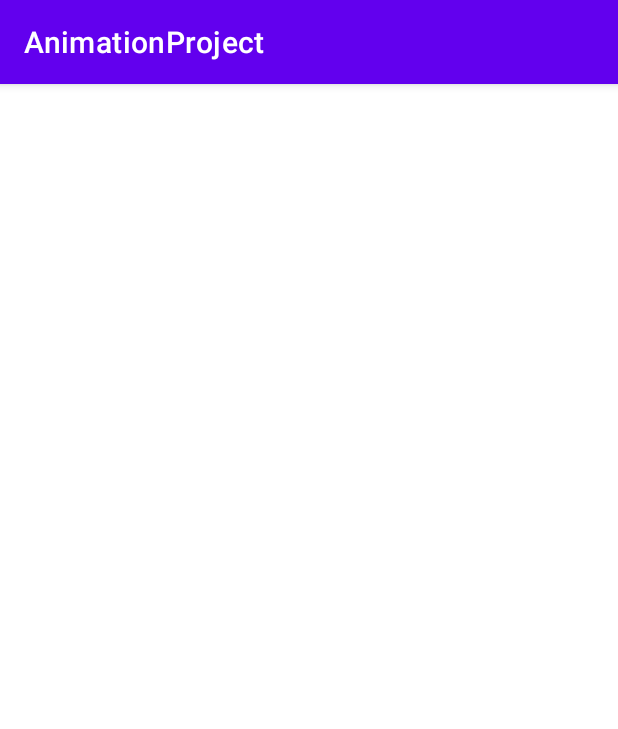
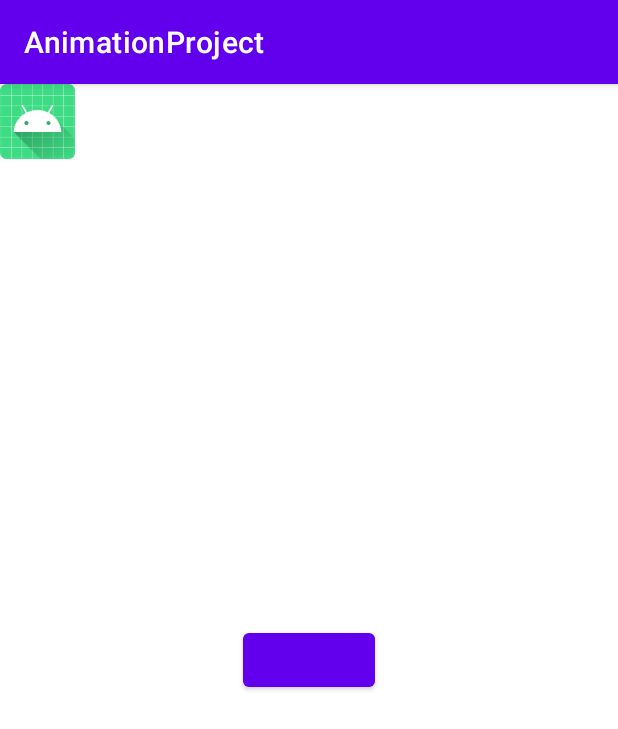
Before and after one commit to Zafnakhairunnisa/AnimationProject, an Android app: the screen it shows after launch (MainActivity), on a phone screen of 412 x 824 dp. Shown: the top 729 px of the screen. Run offline under Robolectric (Android 15) with nearby library versions, the phone set to English and light mode, and no system bars.

Commit message:
initial commit

```diff
--- a/app/src/main/java/com/example/animationproject/MainActivity.java
+++ b/app/src/main/java/com/example/animationproject/MainActivity.java
@@ -2,13 +2,35 @@ package com.example.animationproject;
 
 import androidx.appcompat.app.AppCompatActivity;
 
+import android.animation.ObjectAnimator;
 import android.os.Bundle;
+import android.view.View;
+import android.widget.Button;
+import android.widget.ImageView;
 
 public class MainActivity extends AppCompatActivity {
+
+    ObjectAnimator mAnimator;
+
 
     @Override
     protected void onCreate(Bundle savedInstanceState) {
         super.onCreate(savedInstanceState);
         setContentView(R.layout.activity_main);
+
+        ImageView imgView = findViewById(R.id.image);
+        Button btn = findViewById(R.id.btn_animate);
+
+//        mAnimator = ObjectAnimator.ofFloat(imgView, "x", 300);
+
+        mAnimator = ObjectAnimator.ofFloat(imgView, "y", 1200);
+
+        btn.setOnClickListener(new View.OnClickListener() {
+            @Override
+            public void onClick(View v) {
+                mAnimator.setDuration(1000);
+                mAnimator.start();
+            }
+        });
     }
 }
--- a/app/src/main/res/layout/activity_main.xml
+++ b/app/src/main/res/layout/activity_main.xml
@@ -1,18 +1,32 @@
 <?xml version="1.0" encoding="utf-8"?>
-<androidx.constraintlayout.widget.ConstraintLayout xmlns:android="http://schemas.android.com/apk/res/android"
+<RelativeLayout xmlns:android="http://schemas.android.com/apk/res/android"
     xmlns:app="http://schemas.android.com/apk/res-auto"
     xmlns:tools="http://schemas.android.com/tools"
     android:layout_width="match_parent"
     android:layout_height="match_parent"
     tools:context=".MainActivity">
 
-    <com.example.animationproject.PulseAnimationView
-        android:layout_width="match_parent"
-        android:layout_height="match_parent"
-        android:text="Hello World!"
-        app:layout_constraintBottom_toBottomOf="parent"
-        app:layout_constraintEnd_toEndOf="parent"
-        app:layout_constraintStart_toStartOf="parent"
-        app:layout_constraintTop_toTopOf="parent" />
+<!--    <com.example.animationproject.PulseAnimationView-->
+<!--        android:layout_width="match_parent"-->
+<!--        android:layout_height="match_parent"-->
+<!--        android:text="Hello World!"-->
+<!--        app:layout_constraintBottom_toBottomOf="parent"-->
+<!--        app:layout_constraintEnd_toEndOf="parent"-->
+<!--        app:layout_constraintStart_toStartOf="parent"-->
+<!--        app:layout_constraintTop_toTopOf="parent" />-->
 
-</androidx.constraintlayout.widget.ConstraintLayout>
+    <Button
+        android:layout_width="wrap_content"
+        android:layout_height="wrap_content"
+        android:layout_centerHorizontal="true"
+        android:layout_centerVertical="true"
+        android:id="@+id/btn_animate"/>
+
+    <ImageView
+        android:layout_width="50dp"
+        android:layout_height="50dp"
+        android:src="@mipmap/ic_launcher"
+        android:id="@+id/image"
+        />
+
+</RelativeLayout>
```
